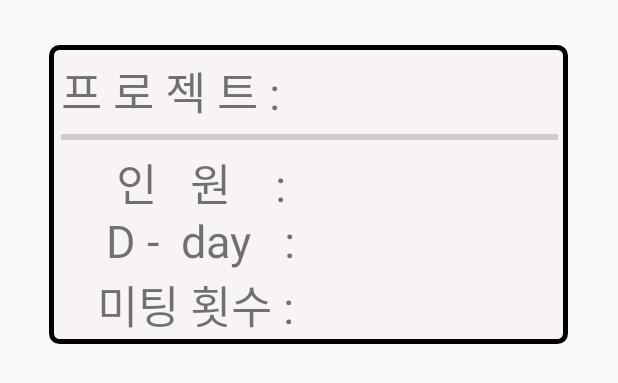
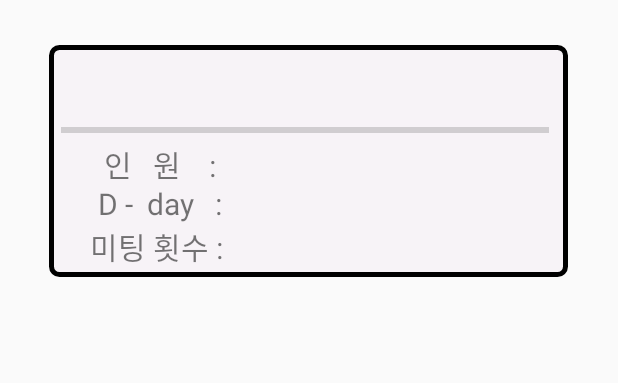
Before and after one commit to LeByHo/Mobile, an Android app: the layout fragment_main.xml on its own in the app's theme, with its tools: preview values and no code run, on a phone screen of 412 x 824 dp. Shown: the top 383 px of the screen. Run offline under Robolectric (Android 15) with nearby library versions, the phone set to English and light mode, and no system bars.

Commit message:
2017-06-01 vote

```diff
--- a/Cok/app/src/main/java/org/androidtown/cok/MainActivity.java
+++ b/Cok/app/src/main/java/org/androidtown/cok/MainActivity.java
@@ -23,7 +23,7 @@ public class MainActivity extends AppCompatActivity {
     int[] arr = {31,28,31,30,31,30,31,31,30,31,30,31};
     private static final int REQUEST_READ_PHONE_STATE_PERMISSION = 225;
     Server server = new Server();
-
+    public static int votenum=0;
     @Override
     protected void onCreate(Bundle savedInstanceState) {
         super.onCreate(savedInstanceState);
--- a/Cok/app/src/main/java/org/androidtown/cok/MainFragment.java
+++ b/Cok/app/src/main/java/org/androidtown/cok/MainFragment.java
@@ -51,6 +51,7 @@ public class MainFragment extends Fragment {
         //mCount.setText(extra.getString("mCount").toString());
         mcount.setText(extra.getString("mCount").toString());
         day.setText(extra.getString("day").toString()+"일");
+
         bar.setMax(Integer.parseInt(extra.getString("day")));
         btn.setOnClickListener(new View.OnClickListener() {
             @Override
--- a/Cok/app/src/main/res/layout/fragment_main.xml
+++ b/Cok/app/src/main/res/layout/fragment_main.xml
@@ -25,12 +25,9 @@
         android:id="@+id/tableLayout">
         <TableRow>
             <TextView
-                android:layout_span="1"
-                android:text="프 로 젝 트 :"
-                android:textSize="30dp" />
-            <TextView
                 android:id="@+id/text"
-                android:layout_span="10"
+                android:layout_gravity="center"
+                android:layout_span="11"
                 android:textSize="30dp"/>
         </TableRow>
         <TableRow>
@@ -46,42 +43,41 @@
             <TextView
                 android:layout_width="fill_parent"
                 android:layout_height="match_parent"
-                android:textSize="30dp"
+                android:textSize="20dp"
                 android:text="   인   원    :"
                 android:layout_gravity="center"/>
             <TextView
                 android:id="@+id/text2"
                 android:layout_gravity="center"
                 android:layout_span="10"
-                android:textSize="30dp"/>
+                android:textSize="20dp"/>
         </TableRow>
         <TableRow>
             <TextView
-                android:layout_width="wrap_content"
+                android:layout_width="fill_parent"
                 android:layout_height="wrap_content"
                 android:layout_gravity="center"
                 android:text="   D -  day   :"
-                android:textSize="30dp" />
+                android:textSize="20dp" />
 
             <TextView
                 android:id="@+id/day"
-                android:layout_width="match_parent"
-                android:layout_height="match_parent"
+                android:layout_span="10"
                 android:layout_gravity="center"
-                android:textSize="30dp" />
+                android:textSize="20dp" />
         </TableRow>
         <TableRow>
             <TextView
                 android:layout_width="fill_parent"
                 android:layout_height="match_parent"
-                android:textSize="30dp"
+                android:textSize="20dp"
                 android:text="  미팅 횟수 :"
                 android:layout_gravity="center"/>
             <TextView
                 android:layout_gravity="center"
                 android:id="@+id/text3"
                 android:layout_span="10"
-                android:textSize="30dp"/>
+                android:textSize="20dp"/>
         </TableRow>
     </TableLayout>
 
--- a/Cok/app/src/main/res/layout/vote.xml
+++ b/Cok/app/src/main/res/layout/vote.xml
@@ -4,7 +4,7 @@
     android:layout_height="match_parent">
 
     <ScrollView
-        android:layout_width="200dp"
+        android:layout_width="330dp"
         android:layout_height="350dp"
         android:layout_marginLeft="28dp"
         android:layout_marginStart="28dp"
@@ -13,9 +13,8 @@
         android:layout_alignParentStart="true">
         <LinearLayout
             android:id="@+id/sframe"
-            android:layout_width="wrap_content"
+            android:layout_width="match_parent"
             android:layout_height="wrap_content"
-            android:layout_marginTop="86dp"
             android:orientation="vertical">
         </LinearLayout>
     </ScrollView>
```
Also changed, not shown: Cok/app/src/main/java/org/androidtown/cok/VoteActivtiy.java (+8 -1 lines), Cok/app/src/main/java/org/androidtown/cok/dateFragment.java (+24 -15 lines), Cok/app/src/main/res/layout/fragment_date.xml (+9 -6 lines).
